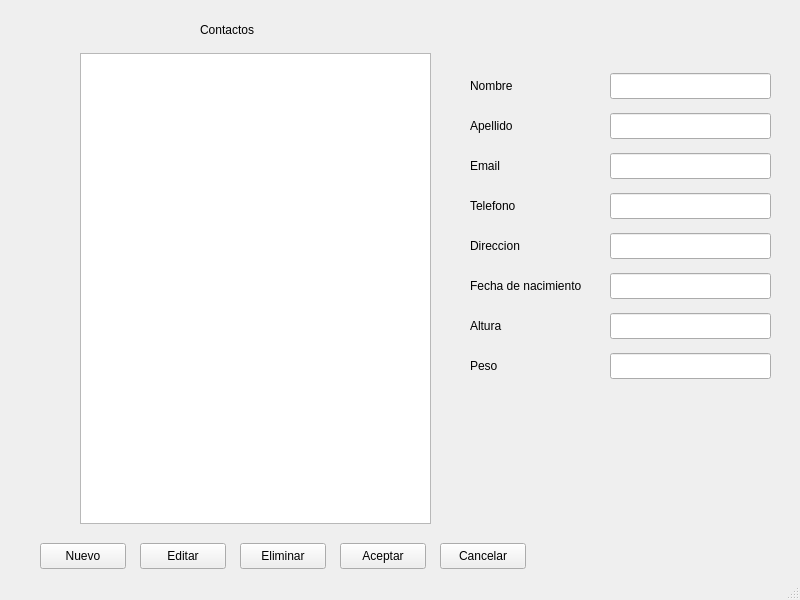
This is agenda.ui in alonsoarol/agenda as Qt 5 draws it before an edit. The edited form follows.
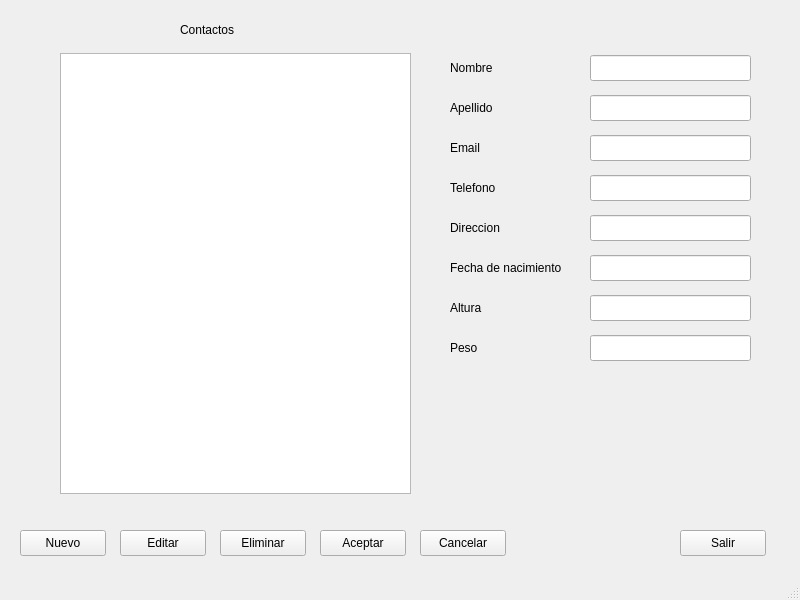
This is the edited form.

```diff
--- a/agenda.ui
+++ b/agenda.ui
@@ -17,18 +17,18 @@
    <widget class="QListWidget" name="lista">
     <property name="geometry">
      <rect>
-      <x>80</x>
+      <x>60</x>
       <y>53</y>
       <width>351</width>
-      <height>471</height>
+      <height>441</height>
      </rect>
     </property>
    </widget>
    <widget class="QPushButton" name="bNuevo">
     <property name="geometry">
      <rect>
-      <x>40</x>
-      <y>543</y>
+      <x>20</x>
+      <y>530</y>
       <width>86</width>
       <height>26</height>
      </rect>
@@ -40,8 +40,8 @@
    <widget class="QLineEdit" name="nombre">
     <property name="geometry">
      <rect>
-      <x>610</x>
-      <y>73</y>
+      <x>590</x>
+      <y>55</y>
       <width>161</width>
       <height>26</height>
      </rect>
@@ -50,8 +50,8 @@
    <widget class="QLineEdit" name="apellido">
     <property name="geometry">
      <rect>
-      <x>610</x>
-      <y>113</y>
+      <x>590</x>
+      <y>95</y>
       <width>161</width>
       <height>26</height>
      </rect>
@@ -60,8 +60,8 @@
    <widget class="QLineEdit" name="telefono">
     <property name="geometry">
      <rect>
-      <x>610</x>
-      <y>193</y>
+      <x>590</x>
+      <y>175</y>
       <width>161</width>
       <height>26</height>
      </rect>
@@ -70,8 +70,8 @@
    <widget class="QLineEdit" name="email">
     <property name="geometry">
      <rect>
-      <x>610</x>
-      <y>153</y>
+      <x>590</x>
+      <y>135</y>
       <width>161</width>
       <height>26</height>
      </rect>
@@ -80,8 +80,8 @@
    <widget class="QLineEdit" name="altura">
     <property name="geometry">
      <rect>
-      <x>610</x>
-      <y>313</y>
+      <x>590</x>
+      <y>295</y>
       <width>161</width>
       <height>26</height>
      </rect>
@@ -90,8 +90,8 @@
    <widget class="QLineEdit" name="peso">
     <property name="geometry">
      <rect>
-      <x>610</x>
-      <y>353</y>
+      <x>590</x>
+      <y>335</y>
       <width>161</width>
       <height>26</height>
      </rect>
@@ -100,8 +100,8 @@
    <widget class="QLineEdit" name="fechanac">
     <property name="geometry">
      <rect>
-      <x>610</x>
-      <y>273</y>
+      <x>590</x>
+      <y>255</y>
       <width>161</width>
       <height>26</height>
      </rect>
@@ -110,8 +110,8 @@
    <widget class="QLineEdit" name="direccion">
     <property name="geometry">
      <rect>
-      <x>610</x>
-      <y>233</y>
+      <x>590</x>
+      <y>215</y>
       <width>161</width>
       <height>26</height>
      </rect>
@@ -120,8 +120,8 @@
    <widget class="QPushButton" name="bEditar">
     <property name="geometry">
      <rect>
-      <x>140</x>
-      <y>543</y>
+      <x>120</x>
+      <y>530</y>
       <width>86</width>
       <height>26</height>
      </rect>
@@ -133,8 +133,8 @@
    <widget class="QPushButton" name="bEliminar">
     <property name="geometry">
      <rect>
-      <x>240</x>
-      <y>543</y>
+      <x>220</x>
+      <y>530</y>
       <width>86</width>
       <height>26</height>
      </rect>
@@ -146,8 +146,8 @@
    <widget class="QPushButton" name="bAceptar">
     <property name="geometry">
      <rect>
-      <x>340</x>
-      <y>543</y>
+      <x>320</x>
+      <y>530</y>
       <width>86</width>
       <height>26</height>
      </rect>
@@ -159,8 +159,8 @@
    <widget class="QPushButton" name="bCancelar">
     <property name="geometry">
      <rect>
-      <x>440</x>
-      <y>543</y>
+      <x>420</x>
+      <y>530</y>
       <width>86</width>
       <height>26</height>
      </rect>
@@ -172,8 +172,8 @@
    <widget class="QLabel" name="label">
     <property name="geometry">
      <rect>
-      <x>470</x>
-      <y>78</y>
+      <x>450</x>
+      <y>60</y>
       <width>58</width>
       <height>16</height>
      </rect>
@@ -185,8 +185,8 @@
    <widget class="QLabel" name="label_2">
     <property name="geometry">
      <rect>
-      <x>470</x>
-      <y>118</y>
+      <x>450</x>
+      <y>100</y>
       <width>58</width>
       <height>16</height>
      </rect>
@@ -198,8 +198,8 @@
    <widget class="QLabel" name="label_3">
     <property name="geometry">
      <rect>
-      <x>470</x>
-      <y>198</y>
+      <x>450</x>
+      <y>180</y>
       <width>58</width>
       <height>16</height>
      </rect>
@@ -211,8 +211,8 @@
    <widget class="QLabel" name="label_4">
     <property name="geometry">
      <rect>
-      <x>470</x>
-      <y>158</y>
+      <x>450</x>
+      <y>140</y>
       <width>58</width>
       <height>16</height>
      </rect>
@@ -224,8 +224,8 @@
    <widget class="QLabel" name="label_5">
     <property name="geometry">
      <rect>
-      <x>470</x>
-      <y>318</y>
+      <x>450</x>
+      <y>300</y>
       <width>58</width>
       <height>16</height>
      </rect>
@@ -237,8 +237,8 @@
    <widget class="QLabel" name="label_6">
     <property name="geometry">
      <rect>
-      <x>470</x>
-      <y>238</y>
+      <x>450</x>
+      <y>220</y>
       <width>58</width>
       <height>16</height>
      </rect>
@@ -250,8 +250,8 @@
    <widget class="QLabel" name="label_7">
     <property name="geometry">
      <rect>
-      <x>470</x>
-      <y>358</y>
+      <x>450</x>
+      <y>340</y>
       <width>58</width>
       <height>16</height>
      </rect>
@@ -263,8 +263,8 @@
    <widget class="QLabel" name="label_8">
     <property name="geometry">
      <rect>
-      <x>470</x>
-      <y>278</y>
+      <x>450</x>
+      <y>260</y>
       <width>121</width>
       <height>16</height>
      </rect>
@@ -276,7 +276,7 @@
    <widget class="QLabel" name="label_9">
     <property name="geometry">
      <rect>
-      <x>200</x>
+      <x>180</x>
       <y>20</y>
       <width>161</width>
       <height>20</height>
@@ -289,6 +289,19 @@
      <string>Contactos</string>
     </property>
    </widget>
+   <widget class="QPushButton" name="bSalir">
+    <property name="geometry">
+     <rect>
+      <x>680</x>
+      <y>530</y>
+      <width>86</width>
+      <height>26</height>
+     </rect>
+    </property>
+    <property name="text">
+     <string>Salir</string>
+    </property>
+   </widget>
   </widget>
   <widget class="QStatusBar" name="statusbar"/>
  </widget>
```
